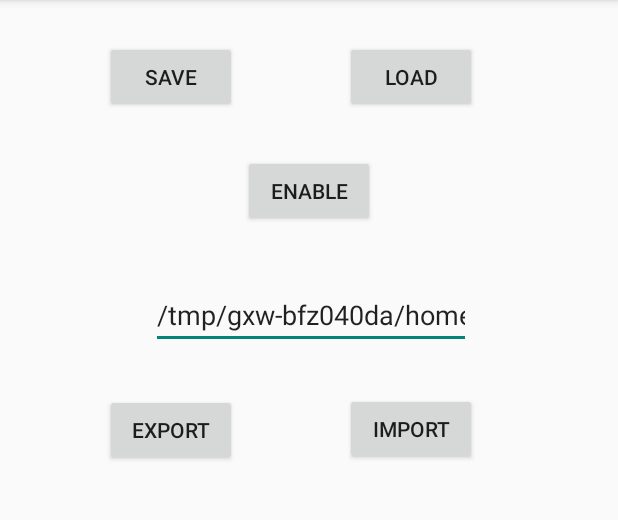
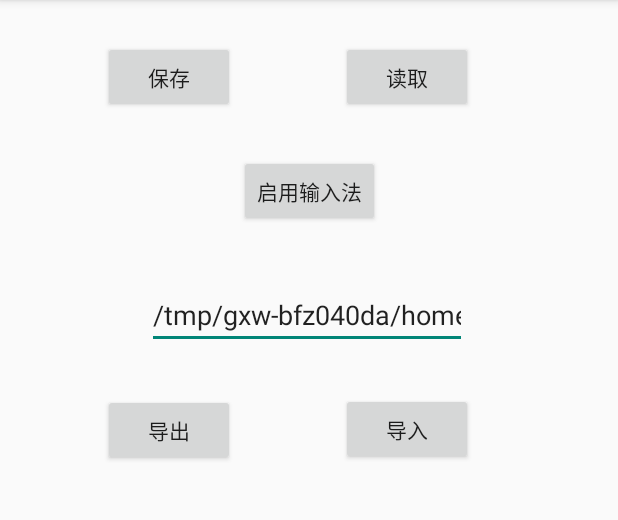
Before and after one commit to AoEiuV020/UserDictionaryBackup, an Android app: the screen it shows after launch (MainActivity), on a phone screen of 412 x 824 dp, the part 84-604 px from its top. Run offline under Robolectric (Android 15) with nearby library versions, the phone set to English and light mode, and no system bars.

Commit message:
几个按钮上的文本改成中文

```diff
--- a/app/src/main/res/layout/activity_main.xml
+++ b/app/src/main/res/layout/activity_main.xml
@@ -80,7 +80,7 @@
         android:layout_height="wrap_content"
         android:layout_marginTop="103dp"
         android:onClick="enableUserDictionaryIME"
-        android:text="@string/enable"
+        android:text="@string/enable_input_method"
         app:layout_constraintLeft_toLeftOf="parent"
         app:layout_constraintRight_toRightOf="parent"
         app:layout_constraintTop_toTopOf="parent"
--- a/app/src/main/res/values/strings.xml
+++ b/app/src/main/res/values/strings.xml
@@ -1,9 +1,9 @@
 <resources>
     <string name="app_name">UserDictionaryBackup</string>
-    <string name="save">Save</string>
-    <string name="load">Load</string>
+    <string name="save">保存</string>
+    <string name="load">读取</string>
     <string name="hint_export_file_path">/export/file/path</string>
-    <string name="export">export</string>
-    <string name="enable">enable</string>
-    <string name="import_">import</string>
+    <string name="export">导出</string>
+    <string name="enable_input_method">启用输入法</string>
+    <string name="import_">导入</string>
 </resources>
```
